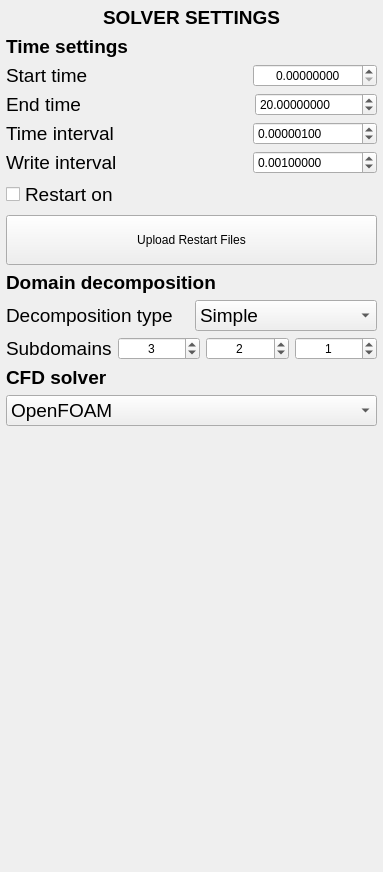
Old version of the form HydroUQ/solver.ui in the repository NHERI-SimCenter/HydroUQ.
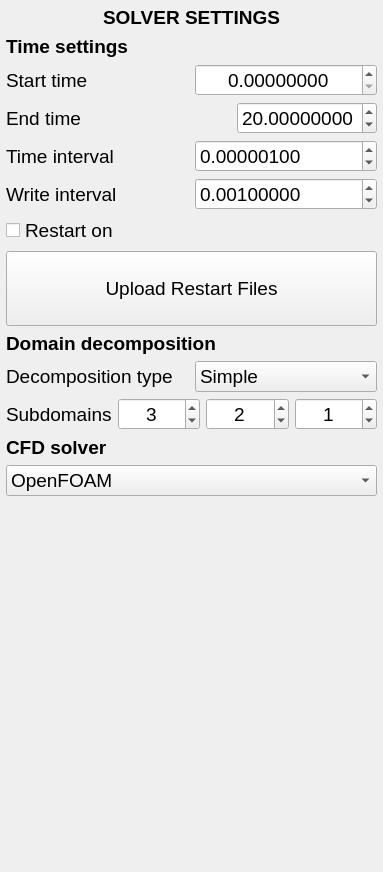
New version of the form.

Commit message: Added parametric building into it. Cleaning layouts and fonts

```diff
--- a/HydroUQ/solver.ui
+++ b/HydroUQ/solver.ui
@@ -78,6 +78,11 @@
      </item>
      <item>
       <widget class="QDoubleSpinBox" name="DSpBx_Start">
+       <property name="font">
+        <font>
+         <pointsize>14</pointsize>
+        </font>
+       </property>
        <property name="alignment">
         <set>Qt::AlignCenter</set>
        </property>
@@ -114,6 +119,11 @@
      </item>
      <item>
       <widget class="QDoubleSpinBox" name="DSpBx_End">
+       <property name="font">
+        <font>
+         <pointsize>14</pointsize>
+        </font>
+       </property>
        <property name="decimals">
         <number>8</number>
        </property>
@@ -147,6 +157,11 @@
      </item>
      <item>
       <widget class="QDoubleSpinBox" name="DSpBx_DeltaT">
+       <property name="font">
+        <font>
+         <pointsize>14</pointsize>
+        </font>
+       </property>
        <property name="decimals">
         <number>8</number>
        </property>
@@ -183,6 +198,11 @@
      </item>
      <item>
       <widget class="QDoubleSpinBox" name="DSpBx_WriteT">
+       <property name="font">
+        <font>
+         <pointsize>14</pointsize>
+        </font>
+       </property>
        <property name="decimals">
         <number>8</number>
        </property>
@@ -216,6 +236,11 @@
    </item>
    <item>
     <widget class="QPushButton" name="Btn_UploadFiles">
+     <property name="font">
+      <font>
+       <pointsize>14</pointsize>
+      </font>
+     </property>
      <property name="toolTip">
       <string>Upload files from previous time step</string>
      </property>
@@ -314,6 +339,11 @@
      </item>
      <item>
       <widget class="QDoubleSpinBox" name="DSpBx_Px">
+       <property name="font">
+        <font>
+         <pointsize>14</pointsize>
+        </font>
+       </property>
        <property name="alignment">
         <set>Qt::AlignCenter</set>
        </property>
@@ -327,6 +357,11 @@
      </item>
      <item>
       <widget class="QDoubleSpinBox" name="DSpBx_Py">
+       <property name="font">
+        <font>
+         <pointsize>14</pointsize>
+        </font>
+       </property>
        <property name="alignment">
         <set>Qt::AlignCenter</set>
        </property>
@@ -340,6 +375,11 @@
      </item>
      <item>
       <widget class="QDoubleSpinBox" name="DSpBx_Pz">
+       <property name="font">
+        <font>
+         <pointsize>14</pointsize>
+        </font>
+       </property>
        <property name="alignment">
         <set>Qt::AlignCenter</set>
        </property>
```
The commit also changes 9 other files.
